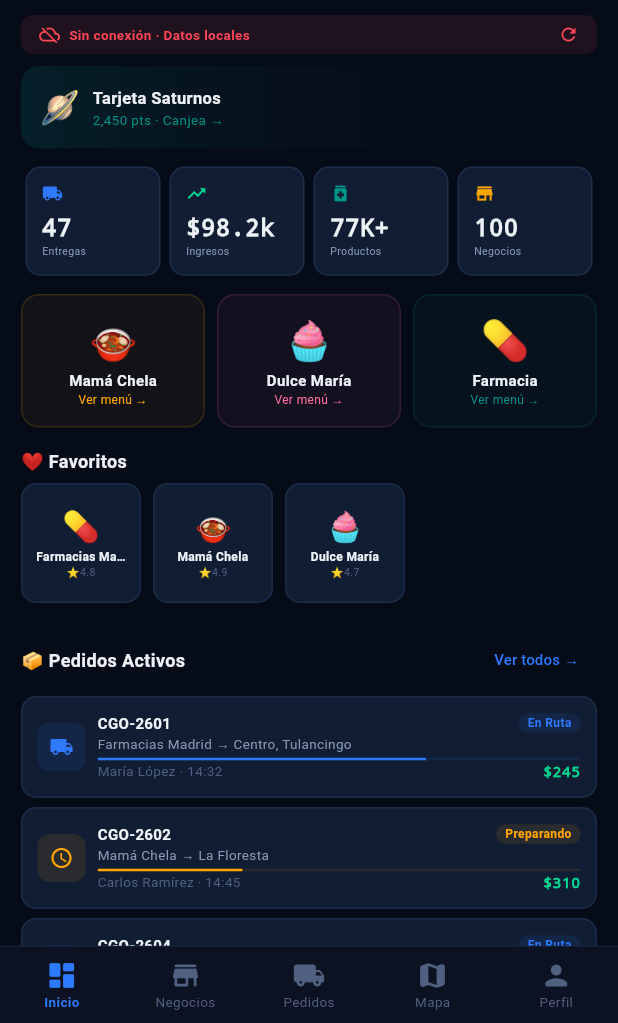
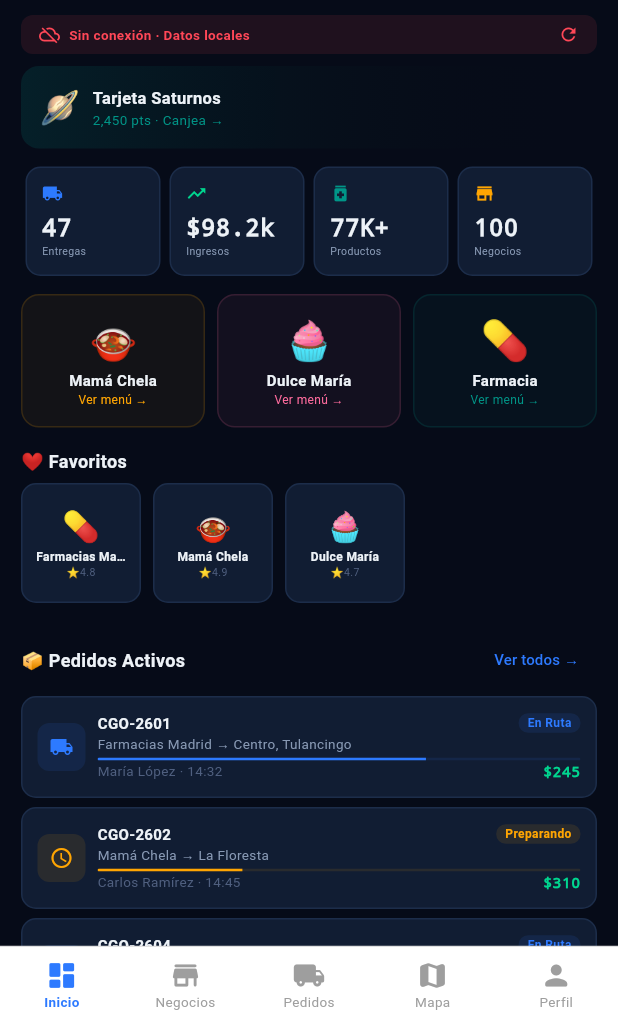
Before and after one commit to jesusortiz42536-ui/Cargo-GO, a Flutter app: the MainApp screen opened directly, on a phone screen of 412 x 824 dp, the part 213-1236 px from its top. Run offline on Flutter 3.47's test engine with Material 3 defaults, Android fonts, the phone set to English and light mode, and no system bars; project files that could hold a hidden picture were left out.

Commit message:
White background on bottom navigation bar
https://claude.ai/code/session_01JdFXpx9sFwfwPGCce8H6JV

```diff
--- a/lib/main.dart
+++ b/lib/main.dart
@@ -765,7 +765,7 @@ class _MainAppState extends State<MainApp> {
   }
 
   Widget _buildNav() => Container(
-    decoration: BoxDecoration(color: AppTheme.sf, border: Border(top: BorderSide(color: AppTheme.bd, width: 0.5))),
+    decoration: BoxDecoration(color: Colors.white, border: Border(top: BorderSide(color: Colors.grey.shade300, width: 0.5))),
     child: Row(children: [
       _navBtn(0, Icons.dashboard_rounded, 'Inicio'),
       _navBtn(1, Icons.store_rounded, 'Negocios'),
@@ -778,8 +778,8 @@ class _MainAppState extends State<MainApp> {
   Widget _navBtn(int i, IconData ic, String l) => Expanded(child: InkWell(
     onTap: () => setState(() => _tab = i),
     child: Padding(padding: const EdgeInsets.symmetric(vertical: 8), child: Column(mainAxisSize: MainAxisSize.min, children: [
-      Icon(ic, size: 22, color: _tab == i ? AppTheme.ac : AppTheme.td),
-      Text(l, style: TextStyle(fontSize: 9, color: _tab == i ? AppTheme.ac : AppTheme.td, fontWeight: _tab == i ? FontWeight.w700 : FontWeight.w400)),
+      Icon(ic, size: 22, color: _tab == i ? AppTheme.ac : Colors.grey),
+      Text(l, style: TextStyle(fontSize: 9, color: _tab == i ? AppTheme.ac : Colors.grey, fontWeight: _tab == i ? FontWeight.w700 : FontWeight.w400)),
     ]))));
 
   Widget _buildScreen() {
```
